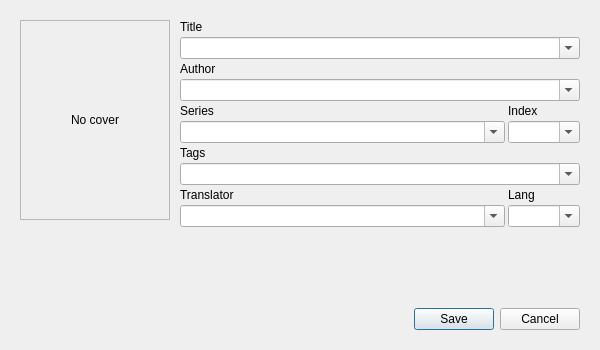
Old version of the form src/main/designer/editdialog.ui in the repository dnkorpushov/libro.
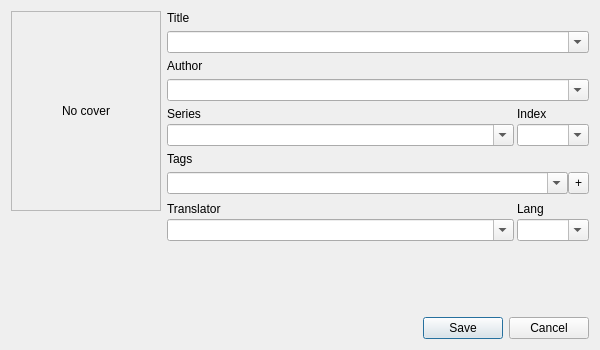
New version of the form. Custom widgets are drawn as their Qt base class.

Patch:
```diff
--- a/src/main/designer/editdialog.ui
+++ b/src/main/designer/editdialog.ui
@@ -31,32 +31,9 @@
   <property name="windowTitle">
    <string>Edit metadata</string>
   </property>
-  <layout class="QGridLayout" name="gridLayout_3">
-   <property name="leftMargin">
-    <number>20</number>
-   </property>
-   <property name="topMargin">
-    <number>20</number>
-   </property>
-   <property name="rightMargin">
-    <number>20</number>
-   </property>
-   <property name="bottomMargin">
-    <number>20</number>
-   </property>
-   <property name="spacing">
-    <number>0</number>
-   </property>
-   <item row="0" column="0">
     <layout class="QVBoxLayout" name="verticalLayout_3">
-     <property name="spacing">
-      <number>3</number>
-     </property>
      <item>
-      <layout class="QHBoxLayout" name="horizontalLayout" stretch="0,1">
-       <property name="spacing">
-        <number>10</number>
-       </property>
+    <layout class="QHBoxLayout" name="horizontalLayout_3" stretch="0,1">
        <item>
         <layout class="QVBoxLayout" name="verticalLayout_2">
          <property name="spacing">
@@ -104,9 +81,6 @@
        </item>
        <item>
         <layout class="QVBoxLayout" name="verticalLayout">
-         <property name="spacing">
-          <number>3</number>
-         </property>
          <item>
           <widget class="QLabel" name="label_2">
            <property name="text">
@@ -190,6 +164,14 @@
           </widget>
          </item>
          <item>
+        <layout class="QHBoxLayout" name="horizontalLayout" stretch="1,0">
+         <property name="spacing">
+          <number>0</number>
+         </property>
+         <property name="bottomMargin">
+          <number>2</number>
+         </property>
+         <item>
           <widget class="ComboEdit" name="tagsEdit">
            <property name="editable">
             <bool>true</bool>
@@ -197,6 +179,24 @@
           </widget>
          </item>
          <item>
+          <widget class="QToolButton" name="addTagButton">
+           <property name="sizePolicy">
+            <sizepolicy hsizetype="Preferred" vsizetype="Preferred">
+             <horstretch>0</horstretch>
+             <verstretch>0</verstretch>
+            </sizepolicy>
+           </property>
+           <property name="toolTip">
+            <string>Add tag</string>
+           </property>
+           <property name="text">
+            <string>+</string>
+           </property>
+          </widget>
+         </item>
+        </layout>
+       </item>
+       <item>
           <layout class="QGridLayout" name="gridLayout_2">
            <property name="spacing">
             <number>3</number>
@@ -282,8 +282,6 @@
       </layout>
      </item>
     </layout>
-   </item>
-  </layout>
  </widget>
  <customwidgets>
   <customwidget>
```
Left out of the diff: 19 changed lines with no effect on the pictures. Lines whose indentation alone changed are shown as unchanged.
